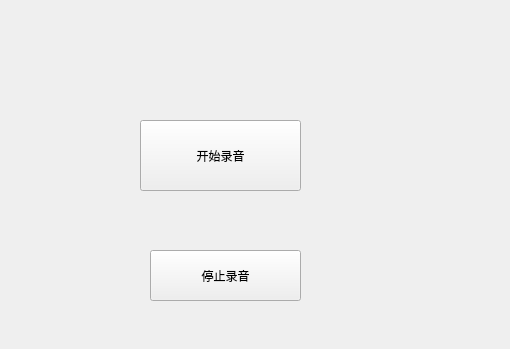
Qt form FFmpeg_learn/audio_recording/widget.ui (YRDF/Qt_Daily_Test) before a commit.
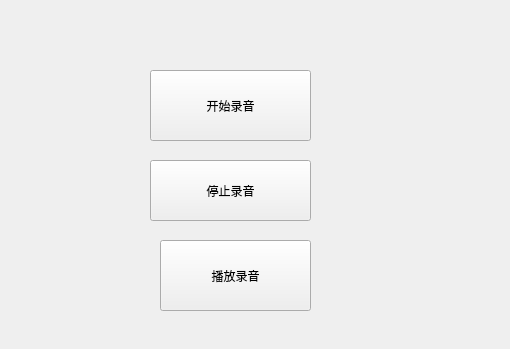
The same form after that commit.

Commit message: 实现播放功能

Diff of the .ui file:
```diff
--- a/FFmpeg_learn/audio_recording/widget.ui
+++ b/FFmpeg_learn/audio_recording/widget.ui
@@ -16,8 +16,8 @@
   <widget class="QPushButton" name="pushButton">
    <property name="geometry">
     <rect>
-     <x>140</x>
-     <y>120</y>
+     <x>150</x>
+     <y>70</y>
      <width>161</width>
      <height>71</height>
     </rect>
@@ -30,15 +30,28 @@
    <property name="geometry">
     <rect>
      <x>150</x>
-     <y>250</y>
-     <width>151</width>
-     <height>51</height>
+     <y>160</y>
+     <width>161</width>
+     <height>61</height>
     </rect>
    </property>
    <property name="text">
     <string>停止录音</string>
    </property>
   </widget>
+  <widget class="QPushButton" name="audio_play_btn">
+   <property name="geometry">
+    <rect>
+     <x>160</x>
+     <y>240</y>
+     <width>151</width>
+     <height>71</height>
+    </rect>
+   </property>
+   <property name="text">
+    <string>播放录音</string>
+   </property>
+  </widget>
  </widget>
  <resources/>
  <connections/>
```
The commit also changes 8 other files.
